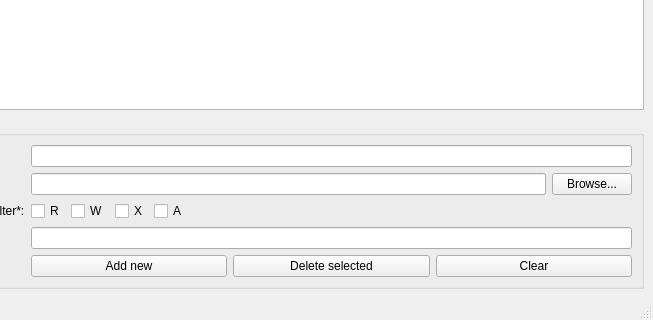
The window that AuditGUI/src/layouts/main.ui (jsionr/audit-gui) describes before a commit, drawn with Qt 5; both pictures show x 90 to 743 and y 283 to 603 of the 743 by 603 pixel window.
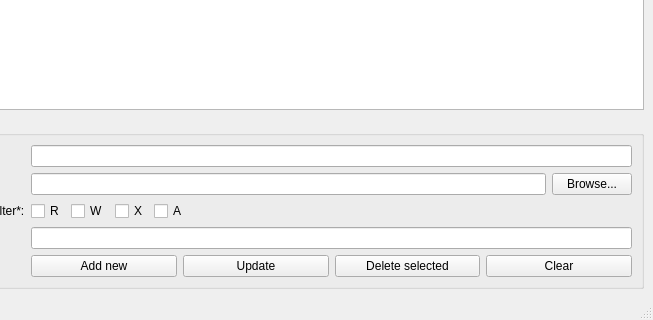
The same window after the commit.

```diff
--- a/AuditGUI/src/layouts/main.ui
+++ b/AuditGUI/src/layouts/main.ui
@@ -157,6 +157,13 @@
            </property>
           </widget>
          </item>
+         <item>
+          <widget class="QPushButton" name="buttonUpdate">
+           <property name="text">
+            <string>Update</string>
+           </property>
+          </widget>
+         </item>
          <item>
           <widget class="QPushButton" name="buttonDelete">
            <property name="text">
```
Left out of the diff: 2 changed lines with no effect on the pictures.
